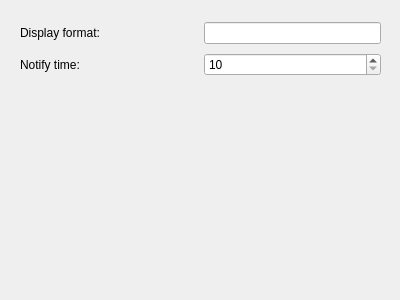
zlbruce/eyerest, file plasma/eyerest-config.ui: the form before one commit.
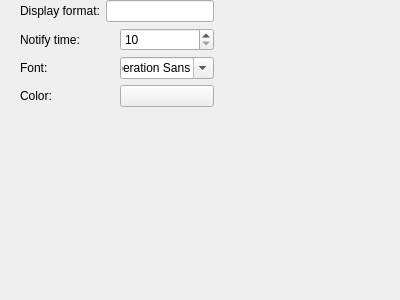
The form after the commit. Custom widgets are drawn as their Qt base class.

Commit message: 增加字体，颜色的配置文件，配置界面不知道怎么显示不全。。需要拖一下。。。

```diff
--- a/plasma/eyerest-config.ui
+++ b/plasma/eyerest-config.ui
@@ -14,15 +14,13 @@
    <string>Form</string>
   </property>
   <widget class="QWidget" name="verticalLayoutWidget">
-   <property name="geometry">
-    <rect>
-     <x>20</x>
-     <y>19</y>
-     <width>361</width>
-     <height>61</height>
-    </rect>
-   </property>
    <layout class="QVBoxLayout" name="verticalLayout">
+    <property name="leftMargin">
+     <number>20</number>
+    </property>
+    <property name="rightMargin">
+     <number>20</number>
+    </property>
     <item>
      <layout class="QHBoxLayout" name="horizontalLayout_2">
       <item>
@@ -65,9 +63,51 @@
       </item>
      </layout>
     </item>
+    <item>
+     <layout class="QHBoxLayout" name="horizontalLayout_3">
+      <item>
+       <widget class="QLabel" name="label_3">
+        <property name="text">
+         <string>Font:</string>
+        </property>
+       </widget>
+      </item>
+      <item>
+       <widget class="QFontComboBox" name="font">
+        <property name="sizePolicy">
+         <sizepolicy hsizetype="Ignored" vsizetype="Fixed">
+          <horstretch>0</horstretch>
+          <verstretch>0</verstretch>
+         </sizepolicy>
+        </property>
+       </widget>
+      </item>
+     </layout>
+    </item>
+    <item>
+     <layout class="QHBoxLayout" name="horizontalLayout_4">
+      <item>
+       <widget class="QLabel" name="label_4">
+        <property name="text">
+         <string>Color:</string>
+        </property>
+       </widget>
+      </item>
+      <item>
+       <widget class="KColorButton" name="color"/>
+      </item>
+     </layout>
+    </item>
    </layout>
   </widget>
  </widget>
+ <customwidgets>
+  <customwidget>
+   <class>KColorButton</class>
+   <extends>QPushButton</extends>
+   <header>kcolorbutton.h</header>
+  </customwidget>
+ </customwidgets>
  <resources/>
  <connections/>
 </ui>
```
The commit also changes 2 other files.
